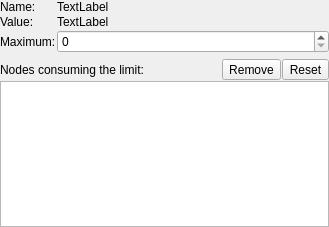
First picture: the form in Viewer/ecflowUI/src/LimitEditorWidget.ui, repository ecmwf/ecflow, before the edit.
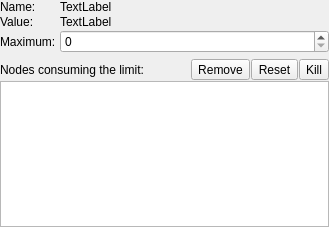
Second picture: the form after the edit. Icons and pictures are not drawn.

Commit message: ecflowUi: allow tasks to be killed from the edit limit dialog ECFLOW-1529

Diff of the .ui file:
```diff
--- a/Viewer/ecflowUI/src/LimitEditorWidget.ui
+++ b/Viewer/ecflowUI/src/LimitEditorWidget.ui
@@ -55,7 +55,7 @@
      <item row="2" column="0">
       <widget class="QLabel" name="label_4">
        <property name="text">
-        <string>Maximum:</string>
+        <string>Maximum: </string>
        </property>
       </widget>
      </item>
@@ -129,6 +129,16 @@
        </property>
       </widget>
      </item>
+     <item>
+      <widget class="QToolButton" name="killTb_">
+       <property name="text">
+        <string>Kill</string>
+       </property>
+       <property name="toolButtonStyle">
+        <enum>Qt::ToolButtonTextBesideIcon</enum>
+       </property>
+      </widget>
+     </item>
     </layout>
    </item>
    <item>
```
Left out of the diff: 16 changed lines with no effect on the pictures. The commit also changes 8 other files.
